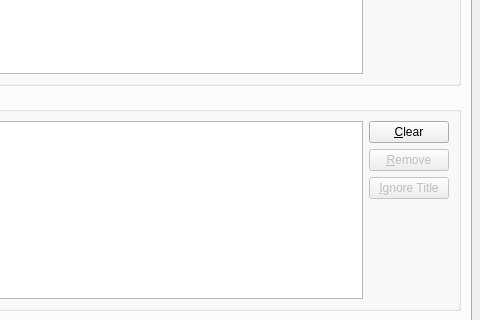
The window that src/bosskeydialog.ui (solaristhesun/bosskey) describes before a commit, drawn with Qt 5; both pictures show x 520 to 1000 and y 175 to 495 of the 1000 by 650 pixel window.
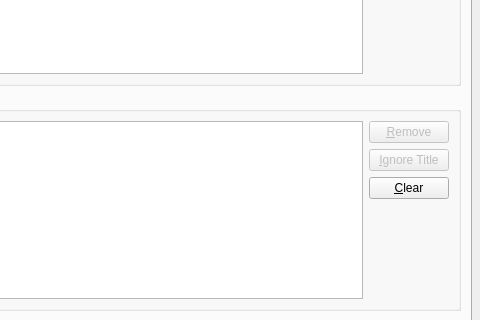
The same window after the commit. Icons and pictures are not drawn. Custom widgets are drawn as their Qt base class.

Commit message: added icons for clear and remove button (closes #7)

```diff
--- a/src/bosskeydialog.ui
+++ b/src/bosskeydialog.ui
@@ -211,13 +211,6 @@
                 </item>
                 <item>
                  <layout class="QVBoxLayout" name="verticalLayout_8">
-                  <item>
-                   <widget class="QPushButton" name="clearButton">
-                    <property name="text">
-                     <string>&amp;Clear</string>
-                    </property>
-                   </widget>
-                  </item>
                   <item>
                    <widget class="QPushButton" name="removeButton">
                     <property name="enabled">
@@ -238,6 +231,17 @@
                     </property>
                    </widget>
                   </item>
+                  <item>
+                   <widget class="QPushButton" name="clearButton">
+                    <property name="text">
+                     <string>&amp;Clear</string>
+                    </property>
+                    <property name="icon">
+                     <iconset resource="../bosskey.qrc">
+                      <normaloff>:/icons/cross-script</normaloff>:/icons/cross-script</iconset>
+                    </property>
+                   </widget>
+                  </item>
                   <item>
                    <spacer name="verticalSpacer_3">
                     <property name="orientation">
```
Left out of the diff: 16 changed lines with no effect on the pictures. The commit also changes 3 other files.
